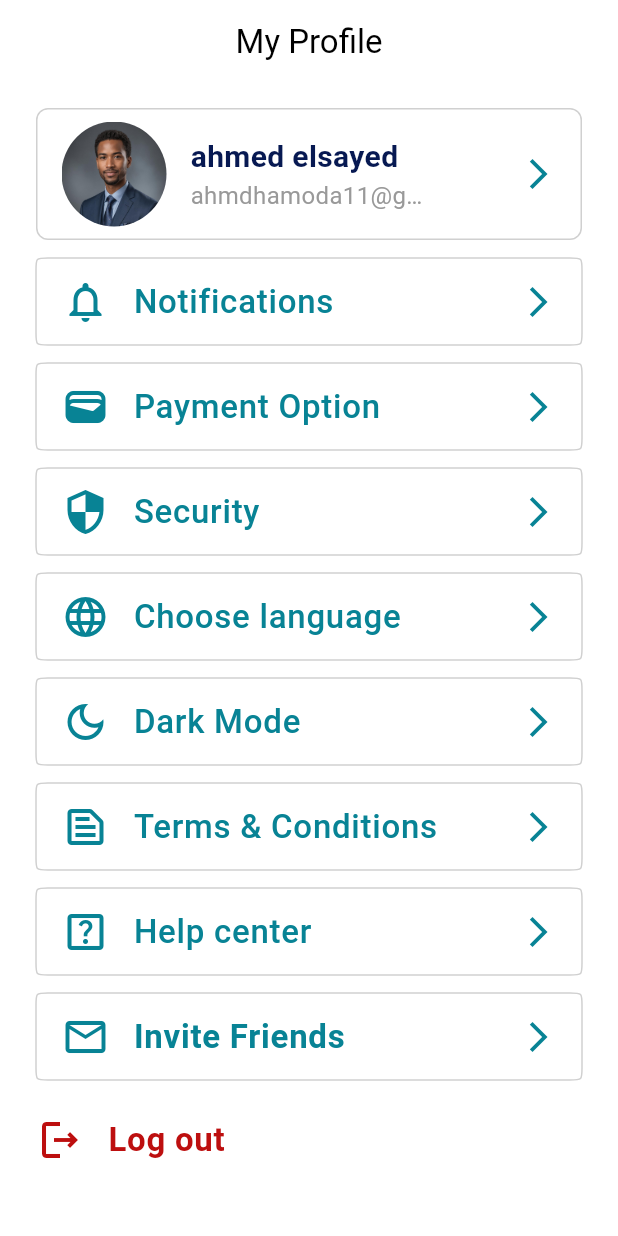
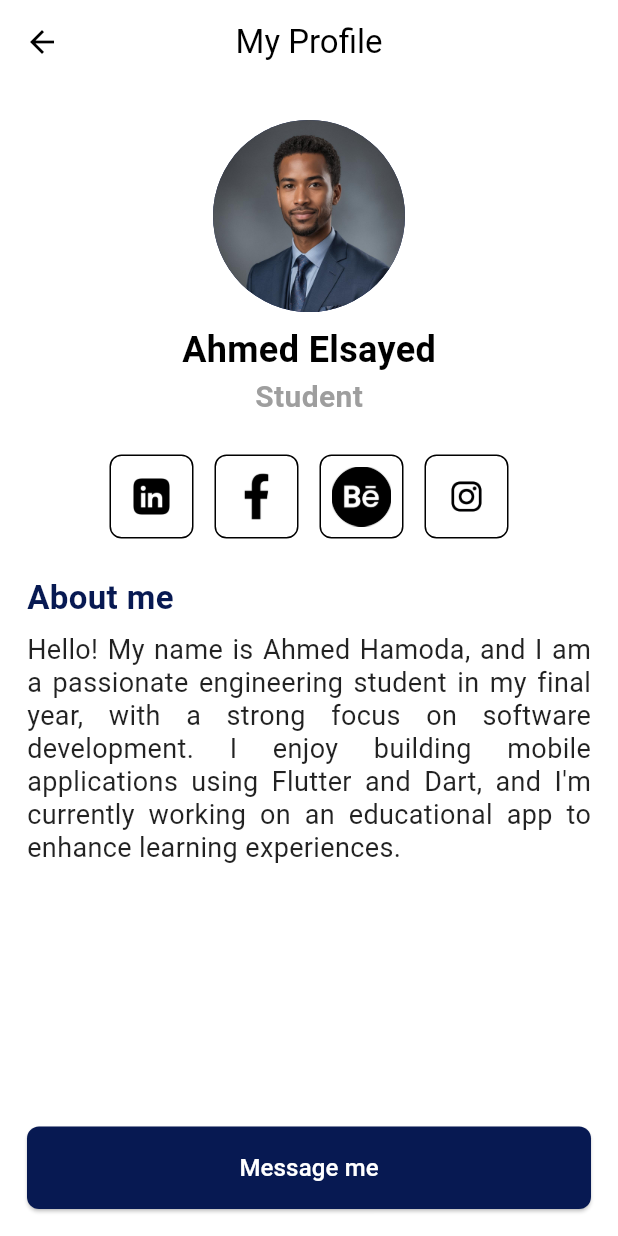
Before and after one commit to yousefn319/rafiq_application, a Flutter app: the ProfileScreen screen opened directly, after a tap on "ahmed elsayed hamoda", on a phone screen of 412 x 824 dp. Run offline on Flutter 3.47's test engine with Material 3 defaults, Android fonts, the phone set to English and light mode, and no system bars; our stand-ins replace email_validator, flutter_bloc, flutter_svg, pin_code_fields, shared_preferences, vector_graphics and 1 more; missing offline and left inert: flutter_libphonenumber; accounts and stored records are empty; generated files the repository leaves out were written again; network calls fail; project files that could hold a hidden picture were left out.

Commit message:
profile and edit profile

```diff
--- a/lib/screens/home_screen.dart
+++ b/lib/screens/home_screen.dart
@@ -53,7 +53,7 @@ class _HomeScreenState extends State<HomeScreen> {
 
                   title: Row(
                     mainAxisAlignment: MainAxisAlignment.start,
-                    crossAxisAlignment: CrossAxisAlignment.center,
+                    crossAxisAlignment: CrossAxisAlignment.end,
                     children: [
                       ClipRRect(
                         borderRadius: BorderRadius.circular(32),
--- /dev/null
+++ b/lib/screens/my_profile.dart
@@ -0,0 +1,179 @@
+import 'package:flutter/material.dart';
+
+class MyProfile extends StatefulWidget {
+  const MyProfile({super.key});
+
+  @override
+  State<MyProfile> createState() => _MyProfileState();
+}
+
+class _MyProfileState extends State<MyProfile> {
+  @override
+  Widget build(BuildContext context) {
+    return Scaffold(
+      appBar: AppBar(
+        title: Text('My Profile'),
+        centerTitle: true,
+      ),
+      body: SingleChildScrollView(
+        physics: BouncingScrollPhysics(),
+        child: Padding(
+          padding: const EdgeInsets.symmetric(horizontal: 18, vertical: 8),
+          child: Column(
+            children: [
+              SizedBox(height: 16),
+              Center(
+                child: CircleAvatar(
+                  backgroundImage:
+                      AssetImage('images/courses/profile_picture.jpg'),
+                  radius: 64,
+                ),
+              ),
+              SizedBox(height: 8),
+              Text(
+                'Ahmed Elsayed',
+                style: TextStyle(fontSize: 24, fontWeight: FontWeight.bold),
+              ),
+              Text(
+                'Student',
+                style: TextStyle(
+                    fontSize: 20,
+                    fontWeight: FontWeight.bold,
+                    color: Colors.grey),
+              ),
+              SizedBox(height: 24),
+              Row(
+                mainAxisAlignment: MainAxisAlignment.center,
+                spacing: 14,
+                children: [
+                  IconButton(
+                    onPressed: () {},
+                    icon: Image.asset(
+                      'images/social_media/linkedin_blk.png',
+                      height: 40,
+                      width: 40,
+                    ),
+                    style: ButtonStyle(
+                      shape: WidgetStatePropertyAll(
+                        RoundedRectangleBorder(
+                          borderRadius: BorderRadius.circular(8),
+                        ),
+                      ),
+                      side: WidgetStatePropertyAll(
+                        BorderSide(color: Colors.black),
+                      ),
+                    ),
+                  ),
+                  IconButton(
+                    onPressed: () {},
+                    icon: Image.asset(
+                      'images/social_media/facebook_blk.png',
+                      height: 40,
+                      width: 40,
+                    ),
+                    style: ButtonStyle(
+                      shape: WidgetStatePropertyAll(
+                        RoundedRectangleBorder(
+                          borderRadius: BorderRadius.circular(8),
+                        ),
+                      ),
+                      side: WidgetStatePropertyAll(
+                        BorderSide(color: Colors.black),
+                      ),
+                    ),
+                  ),
+                  IconButton(
+                    onPressed: () {},
+                    icon: Image.asset(
+                      'images/social_media/behance_blk.png',
+                      height: 40,
+                      width: 40,
+                    ),
+                    style: ButtonStyle(
+                      shape: WidgetStatePropertyAll(
+                        RoundedRectangleBorder(
+                          borderRadius: BorderRadius.circular(8),
+                        ),
+                      ),
+                      side: WidgetStatePropertyAll(
+                        BorderSide(color: Colors.black),
+                      ),
+                    ),
+                  ),
+                  IconButton(
+                    onPressed: () {},
+                    icon: Image.asset(
+                      'images/social_media/instagram_black.png',
+                      height: 40,
+                      width: 40,
+                    ),
+                    style: ButtonStyle(
+                      shape: WidgetStatePropertyAll(
+                        RoundedRectangleBorder(
+                          borderRadius: BorderRadius.circular(8),
+                        ),
+                      ),
+                      side: WidgetStatePropertyAll(
+                        BorderSide(color: Colors.black),
+                      ),
+                    ),
+                  ),
+                ],
+              ),
+              SizedBox(height: 24),
+              Row(
+                children: [
+                  Text(
+                    'About me',
+                    style: TextStyle(
+                        fontSize: 22,
+                        fontWeight: FontWeight.w600,
+                        color: Color(0xff071952)),
+                  ),
+                ],
+              ),
+              SizedBox(height: 8),
+              IntrinsicHeight(
+                child: Text(
+                  """Hello! My name is Ahmed Hamoda, and I am a passionate engineering student in my final year, with a strong focus on software development. I enjoy building mobile applications using Flutter and Dart, and I'm currently working on an educational app to enhance learning experiences.""",
+                  style: TextStyle(
+                    fontSize: 18,
+                    color: Colors.black87,
+                    height: 1.2,
+                  ),
+                  textAlign: TextAlign.justify,
+                ),
+              ),
+              SizedBox(height: 24),
+            ],
+          ),
+        ),
+      ),
+      bottomNavigationBar: Padding(
+        padding: const EdgeInsets.all(18),
+        child: SizedBox(
+          width: double.infinity,
+          child: ElevatedButton(
+            onPressed: () {
+              // Handle update logic
+            },
+            style: ElevatedButton.styleFrom(
+              backgroundColor: Color(0xff071952),
+              shape: RoundedRectangleBorder(
+                  borderRadius: BorderRadius.circular(8)),
+              padding: const EdgeInsets.symmetric(vertical: 16),
+              // backgroundColor: Colors.orange,
+            ),
+            child: const Text(
+              'Message me',
+              style: TextStyle(
+                  fontSize: 16,
+                  fontWeight: FontWeight.w500,
+                  color: Colors.white),
+            ),
+          ),
+        ),
+      ),
+    );
+  }
+}
--- a/lib/screens/profile_screen.dart
+++ b/lib/screens/profile_screen.dart
@@ -1,7 +1,9 @@
 import 'package:flutter/material.dart';
 import 'package:flutter_bloc/flutter_bloc.dart';
+import 'package:rafiq/screens/edit_profile_screen.dart';
 import 'package:rafiq/screens/get_started.dart';
 import 'package:flutter_gen/gen_l10n/app_localizations.dart';
+import 'package:rafiq/screens/my_profile.dart';
 // import 'package:rafiq/localization/app_localizations.dart';
 // import 'package:rafiq/localization/cubit/locale_cubit.dart';
 
@@ -27,7 +29,13 @@ class ProfileScreen extends StatelessWidget {
             children: [
               const SizedBox(height: 16),
               GestureDetector(
-                onTap: () {},
+                onTap: () {
+                  Navigator.push(
+                      context,
+                      MaterialPageRoute(
+                        builder: (context) => MyProfile(),
+                      ));
+                },
                 child: Container(
                   decoration: BoxDecoration(
                       borderRadius: BorderRadius.circular(8),
@@ -89,6 +97,38 @@ class ProfileScreen extends StatelessWidget {
                       )
                     ],
                   ),
+                ),
+              ),
+              const SizedBox(height: 12),
+              ListTile(
+                onTap: () {
+                  Navigator.push(
+                      context,
+                      MaterialPageRoute(
+                        builder: (context) => EditProfileScreen(),
+                      ));
+                },
+                contentPadding: const EdgeInsets.symmetric(horizontal: 16),
+                leading: const Icon(
+                  Icons.person_outline_outlined,
+                  color: Color(0xff088395),
+                  size: 32,
+                ),
+                title: const Text(
+                  'Edit Profile',
+                  style: TextStyle(
+                    color: Color(0xff088395),
+                    fontWeight: FontWeight.w500,
+                    fontSize: 22,
+                  ),
+                ),
+                trailing: const Icon(
+                  Icons.arrow_forward_ios_outlined,
+                  color: Color(0xff088395),
+                ),
+                shape: ContinuousRectangleBorder(
+                  borderRadius: BorderRadius.circular(8),
+                  side: const BorderSide(color: Color(0xffd0d0d0)),
                 ),
               ),
               const SizedBox(height: 12),
--- a/pubspec.yaml
+++ b/pubspec.yaml
@@ -110,6 +110,10 @@ flutter:
     - images/payment/instaPay_logo.webp
     - images/payment/Visa_Mastercard.webp
     - images/payment/wallet.png
+    - images/social_media/linkedin_blk.png
+    - images/social_media/instagram_black.png
+    - images/social_media/facebook_blk.png
+    - images/social_media/behance_blk.png
 
   # An image asset can refer to one or more resolution-specific "variants", see
   # https://flutter.dev/to/resolution-aware-images
```
Also changed, not shown: lib/screens/course_details.dart (+95 -60 lines), lib/screens/edit_profile_screen.dart (added, +179 -0 lines), lib/screens/home_page.dart (+28 -4 lines), images/social_media/behance_blk.png (added), images/social_media/facebook_blk.png (added), images/social_media/instagram_black.png (added), images/social_media/linkedin_blk.png (added).
